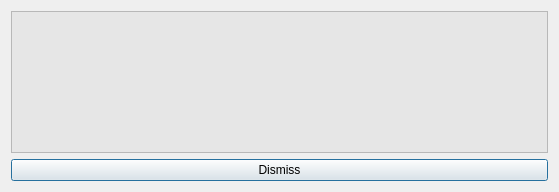
First picture: the form in src/klftools/klfprogerr.ui, repository CryFeiFei/klatexformula, before the edit.
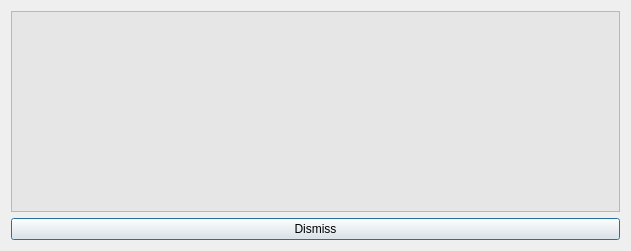
Second picture: the form after the edit. Icons and pictures are not drawn.

The edit to the form file:
```diff
--- a/src/klftools/klfprogerr.ui
+++ b/src/klftools/klfprogerr.ui
@@ -7,8 +7,8 @@
    <rect>
     <x>0</x>
     <y>0</y>
-    <width>559</width>
-    <height>192</height>
+    <width>631</width>
+    <height>251</height>
    </rect>
   </property>
   <property name="windowTitle">
```
Left out of the diff: 8 changed lines with no effect on the pictures.
